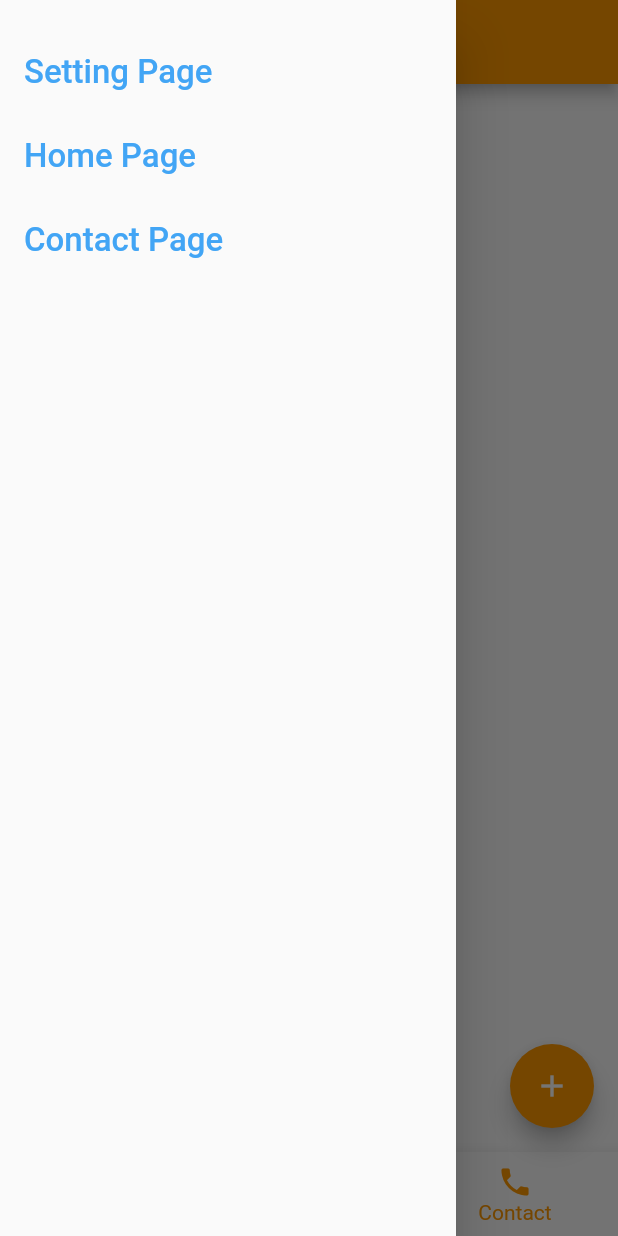
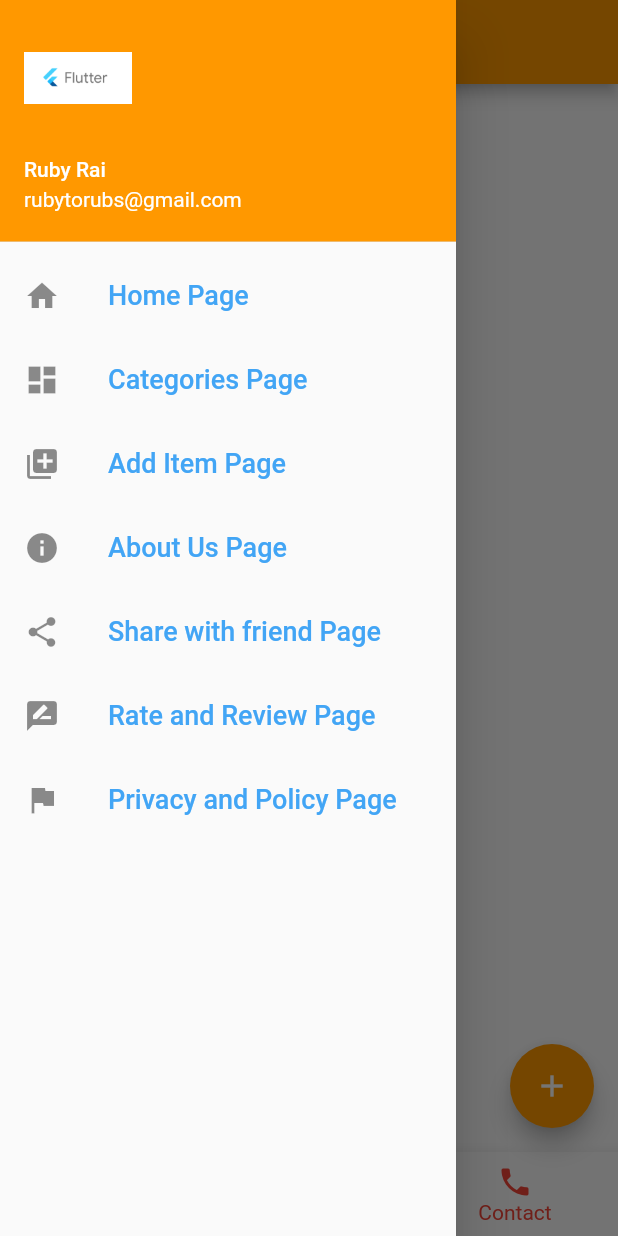
Before and after one commit to RubyRai37/Basic_WIdgets, a Flutter app: the screen it shows after launch, item 3 of the bottom bar chosen, with the side drawer open, on a phone screen of 412 x 824 dp. Run offline on Flutter 3.47's test engine with Material 2 defaults, Android fonts, the phone set to English and light mode, and no system bars.

Commit message:
Drawer and Bottom Navigation

```diff
--- a/lib/main.dart
+++ b/lib/main.dart
@@ -7,8 +7,14 @@ void main() {
 
 //Scaffold its properties
 const page1 = "Home";
-const page2 = "Setting";
-const page3 = "Contact";
+const page2 = "Categories";
+const page3 = "Add Item";
+const page4 = "About Us";
+const page5 = "Share with friend";
+const page6 = "Rate and Review";
+const page7 = "Privacy and Policy";
+const page8 = "Setting";
+const page9 = "Contact";
 
 class RubyApp extends StatelessWidget {
   @override
@@ -29,28 +35,52 @@ class Home extends StatefulWidget {
 }
 
 class _HomeState extends State<Home> {
-  late List<Widget> _pages;
-  late Widget _page1;
-  late Widget _page2;
-  late Widget _page3;
-  late int _currentIndex;
-  late Widget _currentPage;
+  late List<Widget> _drawerPages;
+  late List<Widget> _bottomNavigationPages;
+  late Widget _page1,
+      _page2,
+      _page3,
+      _page4,
+      _page5,
+      _page6,
+      _page7,
+      _page8,
+      _page9;
+  late int _currentDrawerSelectedPage, _currentButtonNavigationSelectedPage;
+  late bool _checkBottomPage;
+  late Widget _currentlySelectedPageName;
 
   @override
   void initState() {
     super.initState();
-    _page1 = Page1();
-    _page2 = Page2();
-    _page3 = Page3(changePage: _changeTab);
-    _pages = [_page1, _page2, _page3];
-    _currentIndex = 0;
-    _currentPage = _page1;
+    _page1 = HomePage();
+    _page2 = CategoryPage();
+    _page3 = AddItemPage();
+    _page4 = AboutUsPage();
+    _page5 = SharePage();
+    _page6 = RateReviewPage();
+    _page7 = PrivacyPolicyPage();
+    _page8 = SettingPage();
+    _page9 = ContactPage(changePage: _changePage);
+    _drawerPages = [_page1, _page2, _page3, _page4, _page5, _page6, _page7];
+    _bottomNavigationPages = [_page1, _page8, _page9];
+    _currentDrawerSelectedPage = 0;
+    _currentButtonNavigationSelectedPage = 0;
+    _currentlySelectedPageName = _page1;
+    _checkBottomPage = false;
   }
 
-  void _changeTab(int index) {
+  void _changePage(int pageNum) {
     setState(() {
-      _currentIndex = index;
-      _currentPage = _pages[index];
+      _currentDrawerSelectedPage = pageNum;
+      _currentlySelectedPageName = _drawerPages[pageNum];
+    });
+  }
+
+  void _changeBottomNavigationPage(int pageNum) {
+    setState(() {
+      _currentButtonNavigationSelectedPage = pageNum;
+      _currentlySelectedPageName = _bottomNavigationPages[pageNum];
     });
   }
 
@@ -63,28 +93,43 @@ class _HomeState extends State<Home> {
           backgroundColor: Colors.orange,
         ),
         drawer: Drawer(
-            child: Container(
-          margin: EdgeInsets.only(top: 20.0),
-          child: Column(
-            children: [
-              _navigationItemListTitle(page2, 2),
-              _navigationItemListTitle(page1, 1),
-              _navigationItemListTitle(page3, 3),
+          child: ListView(
+            padding: EdgeInsets.zero,
+            children: <Widget>[
+              UserAccountsDrawerHeader(
+                accountName: Text('Ruby Rai'),
+                accountEmail: Text('rubytorubs@gmail.com'),
+                currentAccountPicture: Image(
+                  image: AssetImage("Images/img.png"),
+                ),
+                decoration: BoxDecoration(color: Colors.orange),
+              ),
+              Column(
+                children: [
+                  _navigationItemListTitle(Icons.home, page1, 0, true),
+                  _navigationItemListTitle(Icons.dashboard, page2, 1, false),
+                  _navigationItemListTitle(
+                      Icons.add_to_photos, page3, 2, false),
+                  _navigationItemListTitle(Icons.info, page4, 3, false),
+                  _navigationItemListTitle(Icons.share, page5, 4, false),
+                  _navigationItemListTitle(Icons.rate_review, page6, 5, false),
+                  _navigationItemListTitle(Icons.flag, page7, 6, false),
+                ],
+              ),
             ],
           ),
-        )),
+        ),
         floatingActionButton: FloatingActionButton(
           backgroundColor: Colors.orange,
           onPressed: () {},
           child: Icon(Icons.add),
         ),
         bottomNavigationBar: BottomNavigationBar(
-          currentIndex: _currentIndex,
+          currentIndex: _currentButtonNavigationSelectedPage,
           items: <BottomNavigationBarItem>[
             BottomNavigationBarItem(
                 icon: Icon(Icons.home),
                 label: "Home",
-                activeIcon: Icon(Icons.home),
                 backgroundColor: Colors.orange),
             BottomNavigationBarItem(
                 icon: Icon(Icons.settings),
@@ -95,72 +140,35 @@ class _HomeState extends State<Home> {
                 label: "Contact",
                 backgroundColor: Colors.orange)
           ],
-          selectedItemColor: Colors.orange,
-          onTap: (index) {
-            _changeTab(index);
+          selectedItemColor: Colors.red,
+          onTap: (clickedPageIndexNum) {
+            _changeBottomNavigationPage(clickedPageIndexNum);
           },
         ),
-        body: _currentPage,
+        body: _currentlySelectedPageName,
       ),
     );
   }
 
-  Widget _navigationItemListTitle(String title, int index) {
+  Widget _navigationItemListTitle(
+      IconData givenIcon, String title, int index, bool checkHomePage) {
     return ListTile(
+      leading: Icon(givenIcon),
       title: Text(
         '$title Page',
-        style: TextStyle(color: Colors.blue[400], fontSize: 22.0),
+        style: TextStyle(color: Colors.blue[400], fontSize: 18.0),
       ),
       onTap: () {
+        print(index);
         Navigator.pop(context);
-        _changeTab(index);
+        _changePage(index);
       },
     );
   }
 }
 
-class ShowDrawer extends StatelessWidget {
-  @override
-  Widget build(BuildContext context) {
-    return ListView(
-      children: <Widget>[
-        ListTile(
-          leading: Icon(Icons.home),
-          title: Text("Home"),
-          trailing: Icon(Icons.home),
-        ),
-        ListTile(
-          leading: Icon(Icons.home),
-          title: Text("Home"),
-          trailing: Icon(Icons.home),
-        ),
-        ListTile(
-          leading: Icon(Icons.home),
-          title: Text("Home"),
-          trailing: Icon(Icons.home),
-        ),
-        ListTile(
-          leading: Icon(Icons.home),
-          title: Text("Home"),
-          trailing: Icon(Icons.home),
-        ),
-        ListTile(
-          leading: Icon(Icons.home),
-          title: Text("Home"),
-          trailing: Icon(Icons.home),
-        ),
-        ListTile(
-          leading: Icon(Icons.home),
-          title: Text("Home"),
-          trailing: Icon(Icons.home),
-        )
-      ],
-    );
-  }
-}
-
-class Page1 extends StatelessWidget {
-  Page1({Key? key}) : super(key: key);
+class HomePage extends StatelessWidget {
+  HomePage({Key? key}) : super(key: key);
   @override
   Widget build(BuildContext context) {
     return Center(
@@ -169,8 +177,17 @@ class Page1 extends StatelessWidget {
   }
 }
 
-class Page2 extends StatelessWidget {
-  const Page2({Key? key}) : super(key: key);
+class SettingPage extends StatelessWidget {
+  const SettingPage({Key? key}) : super(key: key);
+  @override
+  Widget build(BuildContext context) {
+    return Center(
+      child: Text('$page8 Page', style: Theme.of(context).textTheme.headline6),
+    );
+  }
+}
+
+class CategoryPage extends StatelessWidget {
   @override
   Widget build(BuildContext context) {
     return Center(
@@ -179,8 +196,53 @@ class Page2 extends StatelessWidget {
   }
 }
 
-class Page3 extends StatelessWidget {
-  Page3({Key? key, required this.changePage}) : super(key: key);
+class AboutUsPage extends StatelessWidget {
+  @override
+  Widget build(BuildContext context) {
+    return Center(
+      child: Text('$page4 Page', style: Theme.of(context).textTheme.headline6),
+    );
+  }
+}
+
+class AddItemPage extends StatelessWidget {
+  @override
+  Widget build(BuildContext context) {
+    return Center(
+      child: Text('$page3 Page', style: Theme.of(context).textTheme.headline6),
+    );
+  }
+}
+
+class PrivacyPolicyPage extends StatelessWidget {
+  @override
+  Widget build(BuildContext context) {
+    return Center(
+      child: Text('$page7 Page', style: Theme.of(context).textTheme.headline6),
+    );
+  }
+}
+
+class RateReviewPage extends StatelessWidget {
+  @override
+  Widget build(BuildContext context) {
+    return Center(
+      child: Text('$page6 Page', style: Theme.of(context).textTheme.headline6),
+    );
+  }
+}
+
+class SharePage extends StatelessWidget {
+  @override
+  Widget build(BuildContext context) {
+    return Center(
+      child: Text('$page5 Page', style: Theme.of(context).textTheme.headline6),
+    );
+  }
+}
+
+class ContactPage extends StatelessWidget {
+  ContactPage({Key? key, required this.changePage}) : super(key: key);
   final void Function(int) changePage;
   @override
   Widget build(BuildContext context) {
@@ -189,10 +251,10 @@ class Page3 extends StatelessWidget {
       child: Column(
         mainAxisSize: MainAxisSize.min,
         children: [
-          Text('$page3 Page', style: Theme.of(context).textTheme.headline6),
+          Text('$page9 Page', style: Theme.of(context).textTheme.headline6),
           ElevatedButton(
-            onPressed: () => changePage(0),
-            child: const Text('Switch to Home Page'),
+            onPressed: () => changePage(8),
+            child: const Text('Switch to Setting Page'),
           )
         ],
       ),
```
